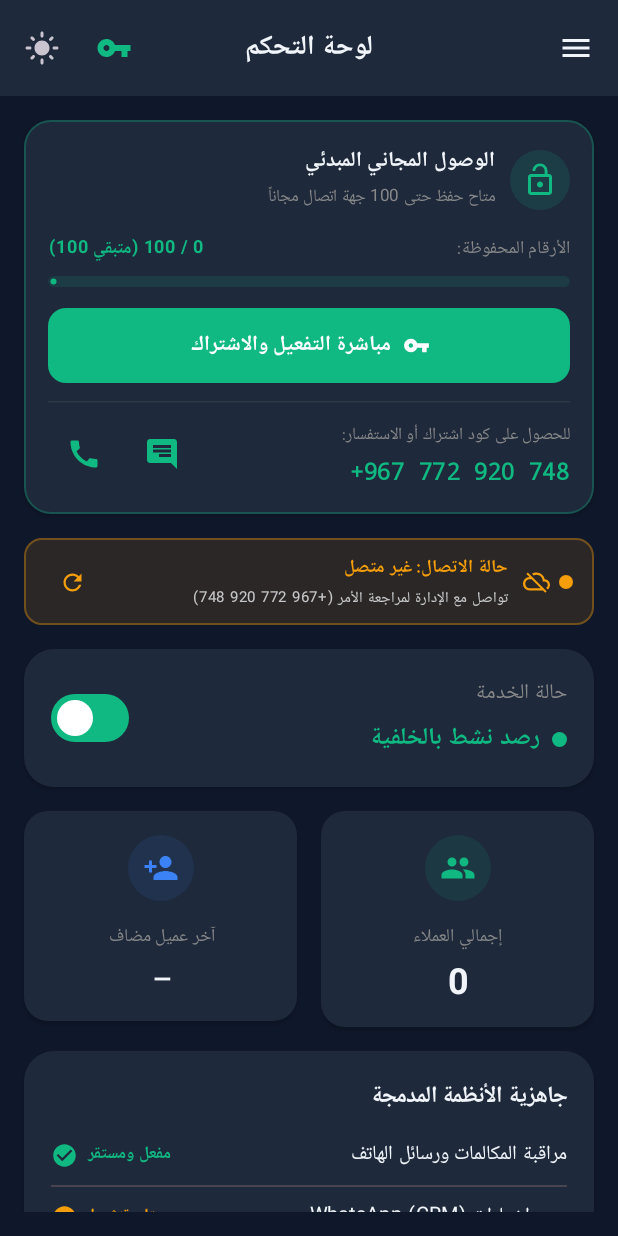
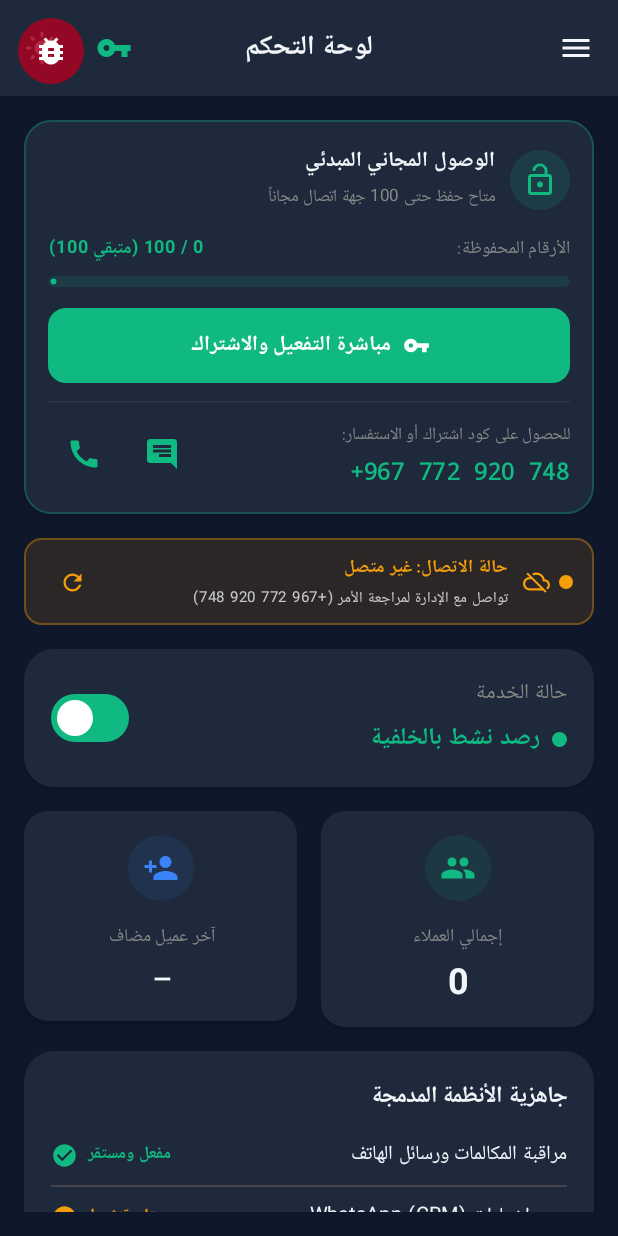
Before and after one commit to 6838gamal/Auto-Save-Contacts-CRM-Akram-Subscr, an Android app built with Jetpack Compose: the screen it shows after launch (MainActivity), on a phone screen of 412 x 824 dp. Run offline under Robolectric (Android 15) with nearby library versions, the phone set to English and light mode, and no system bars; our stand-ins replace Room's generated code.

Commit message:
Update MainActivity.kt

```diff
--- a/app/src/main/java/gamalprojects/autosavecontactscrm/akramalahmadi/MainActivity.kt
+++ b/app/src/main/java/gamalprojects/autosavecontactscrm/akramalahmadi/MainActivity.kt
@@ -1,10 +1,28 @@
 package gamalprojects.autosavecontactscrm.akramalahmadi
 
+import android.content.Intent
 import android.os.Bundle
 import androidx.activity.ComponentActivity
 import androidx.activity.compose.setContent
 import androidx.activity.enableEdgeToEdge
+import androidx.compose.foundation.background
+import androidx.compose.foundation.clickable
+import androidx.compose.foundation.layout.Box
+import androidx.compose.foundation.layout.padding
+import androidx.compose.foundation.layout.size
+import androidx.compose.foundation.shape.CircleShape
+import androidx.compose.material.icons.Icons
+import androidx.compose.material.icons.filled.BugReport
+import androidx.compose.material3.Icon
+import androidx.compose.material3.MaterialTheme
+import androidx.compose.material3.Surface
+import androidx.compose.runtime.Composable
+import androidx.compose.ui.Alignment
+import androidx.compose.ui.Modifier
+import androidx.compose.ui.graphics.Color
+import androidx.compose.ui.unit.dp
 import androidx.lifecycle.ViewModelProvider
+import gamalprojects.autosavecontactscrm.akramalahmadi.network.DebugConsoleActivity
 import gamalprojects.autosavecontactscrm.akramalahmadi.presentation.AutoSaveCrmApp
 import gamalprojects.autosavecontactscrm.akramalahmadi.presentation.CrmViewModel
 
@@ -19,15 +37,48 @@ class MainActivity : ComponentActivity() {
         crmViewModel = ViewModelProvider(this)[CrmViewModel::class.java]
 
         setContent {
-            AutoSaveCrmApp(viewModel = crmViewModel)
+            MaterialTheme {
+                Surface {
+                    Box {
+                        AutoSaveCrmApp(viewModel = crmViewModel)
+                        DebugFab(
+                            onClick = {
+                                startActivity(Intent(this, DebugConsoleActivity::class.java))
+                            }
+                        )
+                    }
+                }
+            }
         }
     }
 
     override fun onResume() {
         super.onResume()
-        // Synchronously refresh status indicators upon resume
         if (::crmViewModel.isInitialized) {
             crmViewModel.checkAllPermissionStates()
         }
     }
 }
+
+/**
+ * زر عائم صغير في الزاوية لفتح شاشة التشخيص.
+ * احذفه قبل نشر التطبيق في الإنتاج.
+ */
+@Composable
+private fun DebugFab(onClick: () -> Unit) {
+    Box(
+        modifier = Modifier
+            .padding(12.dp)
+            .size(44.dp)
+            .background(Color(0xCCB00020), CircleShape)
+            .clickable { onClick() },
+        contentAlignment = Alignment.Center
+    ) {
+        Icon(
+            imageVector = Icons.Filled.BugReport,
+            contentDescription = "فتح سجل التشخيص",
+            tint = Color.White,
+            modifier = Modifier.size(24.dp)
+        )
+    }
+}
```
